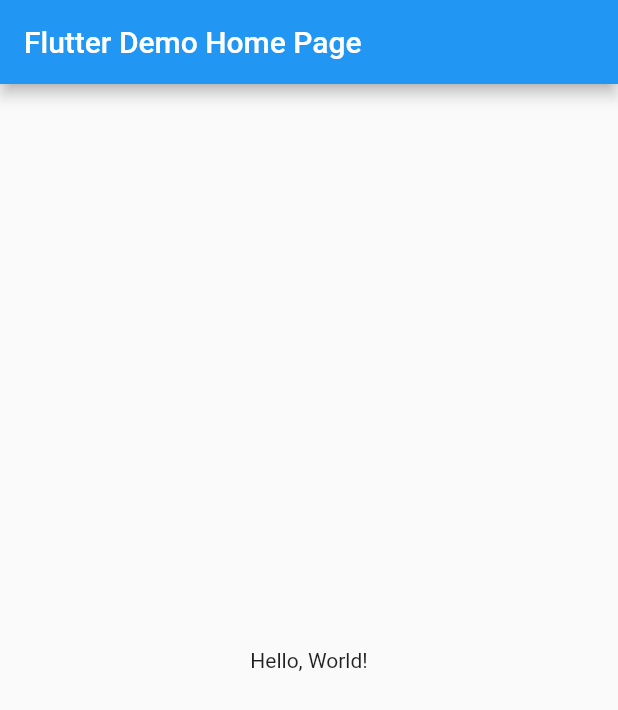
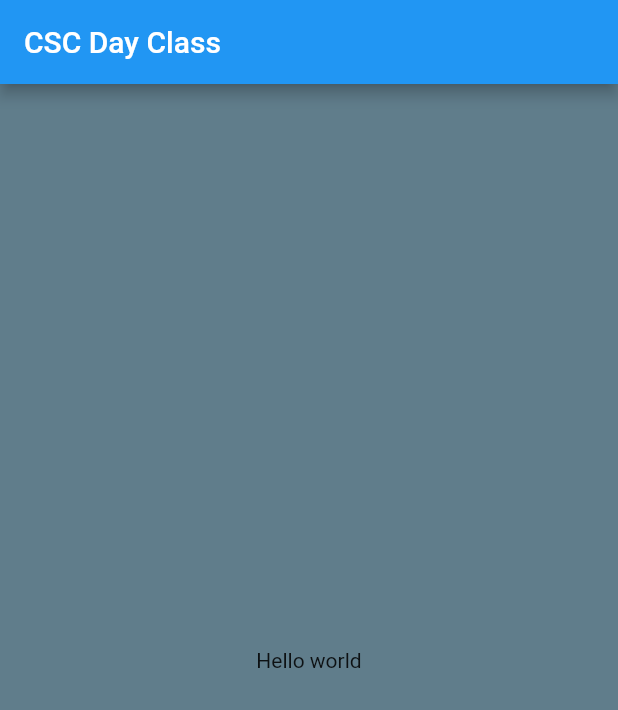
Before and after one commit to Honeyabdurahman/flutterproject, a Flutter app: the screen it shows after launch, on a phone screen of 412 x 824 dp. Shown: the top 710 px of the screen. Run offline on Flutter 3.47's test engine with Material 2 defaults, Android fonts, the phone set to English and light mode, and no system bars.

Commit message:
user project

```diff
--- /dev/null
+++ b/lib/body.dart
@@ -0,0 +1,8 @@
+import 'package:flutter/cupertino.dart';
+
+class Body extends StatelessWidget {
+  @override
+  Widget build(BuildContext context) {
+    return Center(child: Text('Hello world'));
+  }
+}
--- a/lib/main.dart
+++ b/lib/main.dart
@@ -1,42 +1,18 @@
+import 'dart:async';
 import 'package:flutter/material.dart';
+import 'body.dart';
 
-void main() => runApp(MyApp());
+void main() {
+  runApp(CSCRecessTerm());
+}
 
-class MyApp extends StatelessWidget {
-  const MyApp({super.key});
-  // This widget is the root of your application.
+class CSCRecessTerm extends StatelessWidget {
   @override
   Widget build(BuildContext context) {
     return MaterialApp(
-      // Application name
-      title: 'Flutter Hello World',
-      // Application theme data, you can set the colors for the application as
-      // you want
-      theme: ThemeData(
-        primarySwatch: Colors.blue,
-      ),
-      // A widget which will be started on application startup
-      home: MyHomePage(title: 'Flutter Demo Home Page'),
-    );
+        home: Scaffold(
+            appBar: AppBar(title: Text("CSC Day Class")),
+            backgroundColor: Colors.blueGrey,
+            body: Body()));
   }
 }
-
-class MyHomePage extends StatelessWidget {
-  final String title;
-  const MyHomePage({super.key, required this.title});
-
-  @override
-  Widget build(BuildContext context) {
-    return Scaffold(
-      appBar: AppBar(
-        // The title text which will be shown on the action bar
-        title: Text(title),
-      ),
-      body: Center(
-        child: Text(
-          'Hello, World!',
-        ),
-      ),
-    );
-  }
-}
```
